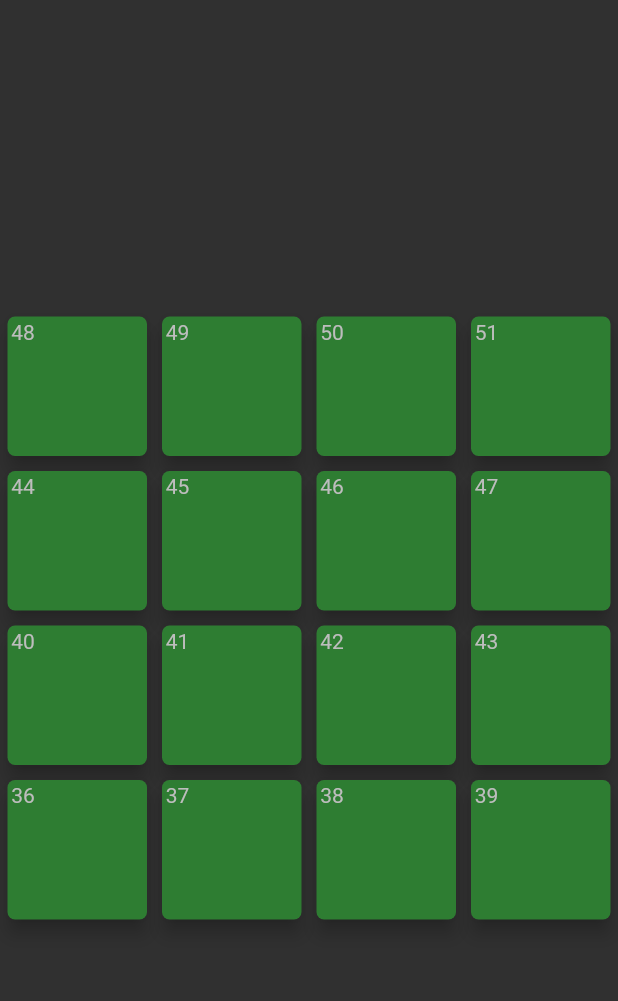
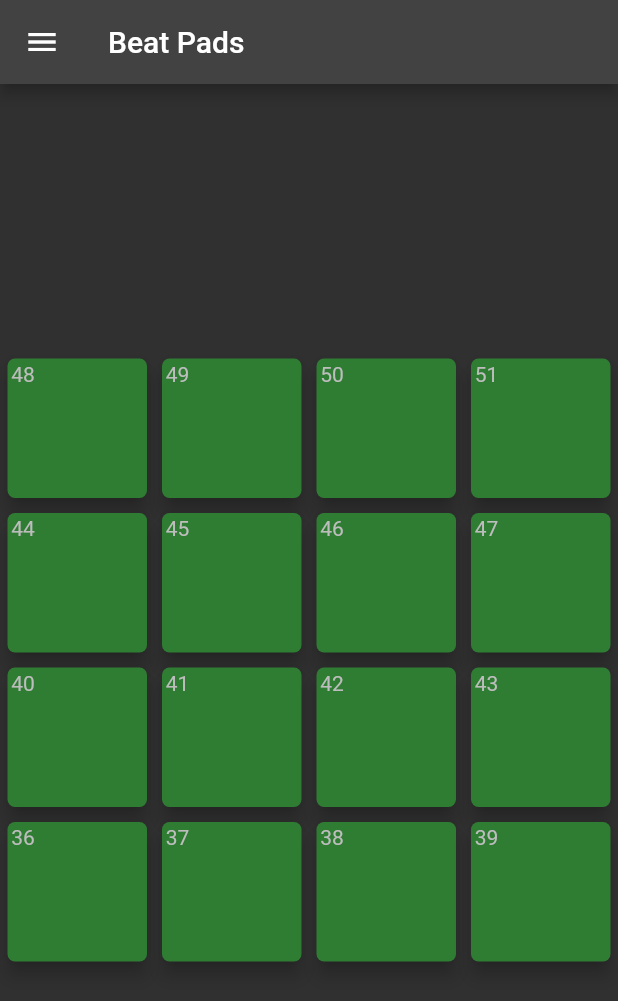
Before and after one commit to anzbert/beat_pads, a Flutter app: the SoundBoard screen opened directly, on a phone screen of 412 x 824 dp. Shown: the top 1001 px of the screen. Run offline on Flutter 3.47's test engine with Material 2 defaults, Android fonts, the phone set to English and light mode, and no system bars; missing offline and left inert: flutter_midi_command.

Commit message:
menu in portrait

```diff
--- a/lib/midilist.dart
+++ b/lib/midilist.dart
@@ -19,6 +19,7 @@ class MidiList extends StatelessWidget {
         child: MainMenu(),
       ),
       body: FutureBuilder(
+        future: _midi.devices,
         builder:
             ((BuildContext context, AsyncSnapshot<List<MidiDevice>?> snapshot) {
           if (snapshot.hasData && snapshot.data!.isNotEmpty) {
@@ -42,7 +43,6 @@ class MidiList extends StatelessWidget {
             return Center(child: Text("No Midi Devices Detected"));
           }
         }),
-        future: _midi.devices,
       ),
     );
   }
--- a/lib/soundboard.dart
+++ b/lib/soundboard.dart
@@ -1,5 +1,6 @@
 import 'package:flutter/material.dart';
 import 'package:flutter_midi_command/flutter_midi_command_messages.dart';
+import 'package:flutter_sound_board/main_menu.dart';
 import 'package:flutter_sound_board/services/utils.dart';
 import 'package:provider/provider.dart';
 
@@ -14,13 +15,16 @@ class SoundBoard extends StatelessWidget {
 
   @override
   Widget build(BuildContext context) {
+    bool inPortrait = MediaQuery.of(context).orientation.name == "portrait";
+
     return Scaffold(
+      appBar: inPortrait ? AppBar(title: Text("Beat Pads")) : null,
+      drawer: inPortrait ? MainMenu() : null,
       body: Center(
         child: Container(
-          height: MediaQuery.of(context).orientation.name == "portrait"
-              ? MediaQuery.of(context).size.width
-              : double.infinity,
-          padding: MediaQuery.of(context).orientation.name == "landscape"
+          height:
+              inPortrait ? MediaQuery.of(context).size.width : double.infinity,
+          padding: !inPortrait
               ? EdgeInsets.symmetric(horizontal: 100.0)
               : EdgeInsets.all(0.0),
           child: Column(
```
